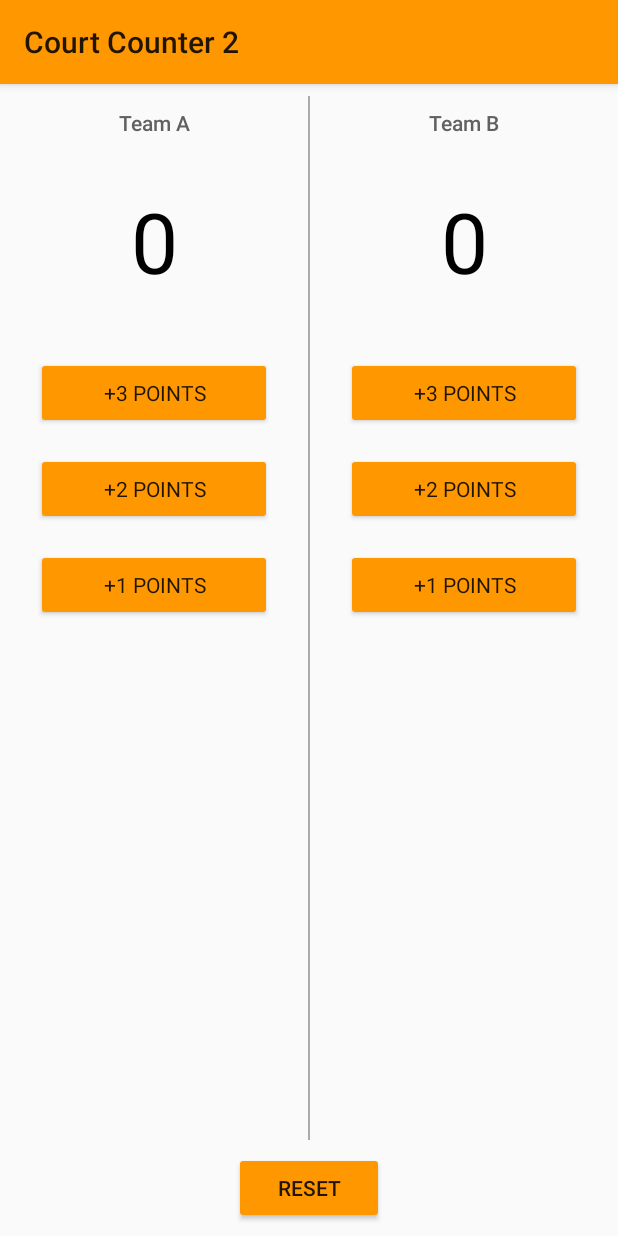
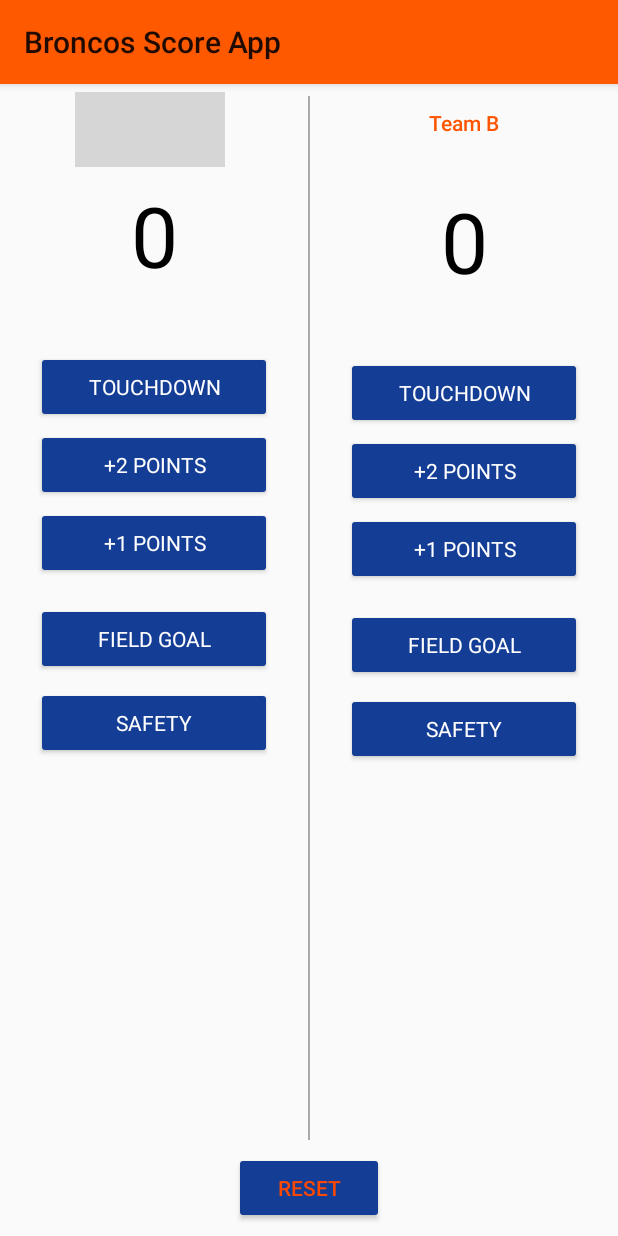
Before and after one commit to b-air/CourtCounter2, an Android app: the screen it shows after launch (MainActivity), on a phone screen of 412 x 824 dp. Run offline under Robolectric (Android 15) with nearby library versions, the phone set to English and light mode, and no system bars; grey boxes are pictures that could not be loaded.

Commit message:
Broncos update

```diff
--- a/app/src/main/res/layout/activity_main.xml
+++ b/app/src/main/res/layout/activity_main.xml
@@ -19,13 +19,14 @@
             android:orientation="vertical"
             tools:context="com.example.android.courtcounter2.MainActivity">
 
-            <TextView
-                style="@style/TextViews"
-                android:layout_width="match_parent"
-                android:layout_height="wrap_content"
-                android:layout_marginBottom="8dp"
-                android:gravity="center_horizontal"
-                android:text="Team A" />
+
+            <ImageView
+                android:layout_width="100dp"
+                android:layout_height="50dp"
+                android:layout_marginLeft="50dp"
+                android:layout_marginTop="5dp"
+                android:src="@drawable/broncos"
+                android:gravity="center_horizontal" />
 
             <TextView
                 android:id="@+id/team_a_score"
@@ -41,10 +42,24 @@
                 style="@style/Btn"
                 android:layout_width="match_parent"
                 android:layout_height="wrap_content"
+                android:layout_marginTop="8dp"
+                android:onClick="add6A"
+                android:text="TOUCHDOWN" />
+
+            <Button
+                style="@style/Btn"
+                android:layout_width="match_parent"
+                android:layout_height="wrap_content"
+                android:onClick="add2A"
+                android:text="+2 POINTS" />
+
+            <Button
+                style="@style/Btn"
+                android:layout_width="match_parent"
+                android:layout_height="wrap_content"
                 android:layout_marginBottom="8dp"
-                android:layout_marginTop="8dp"
-                android:onClick="add3PointsA"
-                android:text="+3 POINTS" />
+                android:onClick="add1A"
+                android:text="+1 POINTS" />
 
             <Button
                 style="@style/Btn"
@@ -52,17 +67,16 @@
                 android:layout_height="wrap_content"
                 android:layout_marginBottom="8dp"
                 android:layout_marginTop="8dp"
-                android:onClick="add2PointsA"
-                android:text="+2 POINTS" />
+                android:onClick="add3A"
+                android:text="FIELD GOAL" />
 
             <Button
                 style="@style/Btn"
                 android:layout_width="match_parent"
                 android:layout_height="wrap_content"
                 android:layout_marginBottom="8dp"
-                android:layout_marginTop="8dp"
-                android:onClick="add1PointsA"
-                android:text="+1 POINTS" />
+                android:onClick="add2A"
+                android:text="SAFETY" />
 
         </LinearLayout>
 
@@ -101,10 +115,24 @@
                 style="@style/Btn"
                 android:layout_width="match_parent"
                 android:layout_height="wrap_content"
+                android:layout_marginTop="8dp"
+                android:onClick="add6B"
+                android:text="TOUCHDOWN" />
+
+            <Button
+                style="@style/Btn"
+                android:layout_width="match_parent"
+                android:layout_height="wrap_content"
+                android:onClick="add2B"
+                android:text="+2 POINTS" />
+
+            <Button
+                style="@style/Btn"
+                android:layout_width="match_parent"
+                android:layout_height="wrap_content"
                 android:layout_marginBottom="8dp"
-                android:layout_marginTop="8dp"
-                android:onClick="add3PointsB"
-                android:text="+3 POINTS" />
+                android:onClick="add1B"
+                android:text="+1 POINTS" />
 
             <Button
                 style="@style/Btn"
@@ -112,17 +140,16 @@
                 android:layout_height="wrap_content"
                 android:layout_marginBottom="8dp"
                 android:layout_marginTop="8dp"
-                android:onClick="add2PointsB"
-                android:text="+2 POINTS" />
+                android:onClick="add3B"
+                android:text="FIELD GOAL" />
 
             <Button
                 style="@style/Btn"
                 android:layout_width="match_parent"
                 android:layout_height="wrap_content"
                 android:layout_marginBottom="8dp"
-                android:layout_marginTop="8dp"
-                android:onClick="add1PointsB"
-                android:text="+1 POINTS" />
+                android:onClick="add2B"
+                android:text="SAFETY" />
 
         </LinearLayout>
 
@@ -135,6 +162,7 @@
         android:layout_marginBottom="8dp"
         android:layout_marginTop="8dp"
         android:onClick="reset"
+        android:textColor="@color/colorAccent"
         android:text="RESET" />
 
 
--- a/app/src/main/res/values/colors.xml
+++ b/app/src/main/res/values/colors.xml
@@ -2,5 +2,5 @@
 <resources>
     <color name="colorPrimary">#3F51B5</color>
     <color name="colorPrimaryDark">#303F9F</color>
-    <color name="colorAccent">#FF4081</color>
+    <color name="colorAccent">#ff4800</color>
 </resources>
--- a/app/src/main/res/values/strings.xml
+++ b/app/src/main/res/values/strings.xml
@@ -1,3 +1,3 @@
 <resources>
-    <string name="app_name">Court Counter 2</string>
+    <string name="app_name">Broncos Score App</string>
 </resources>
--- a/app/src/main/res/values/styles.xml
+++ b/app/src/main/res/values/styles.xml
@@ -2,15 +2,15 @@
     <!-- Base application theme. -->
     <style name="AppTheme" parent="Theme.AppCompat.Light">
         <!-- Primary theme color of the app (sets background color of app bar) -->
-        <item name="colorPrimary">#FF9800</item>
+        <item name="colorPrimary">#ff5900</item>
         <!-- Background color of buttons in the app -->
-        <item name="colorButtonNormal">#FF9800</item>
+        <item name="colorButtonNormal">#143d96</item>
     </style>
 
     <style name="TextViews" parent="@style/AppTheme">
         <item name="android:textSize">14sp</item>
         <item name="android:fontFamily">sans-serif-medium</item>
-        <item name="android:textColor">#616161</item>
+        <item name="android:textColor">#ff5500</item>
         <item name="android:paddingTop">16dp</item>
         <item name="android:paddingBottom">16dp</item>
     </style>
@@ -25,8 +25,10 @@
 
     <style name="Btn" parent="@style/AppTheme">
         <item name="android:layout_marginRight">24dp</item>
-        <item name="android:layout_marginBottom">8dp</item>
+        <item name="android:layout_marginBottom">4dp</item>
         <item name="android:layout_marginLeft">24dp</item>
+
+        <item name="android:textColor">#ffffff</item>
 
     </style>
 </resources>
```
